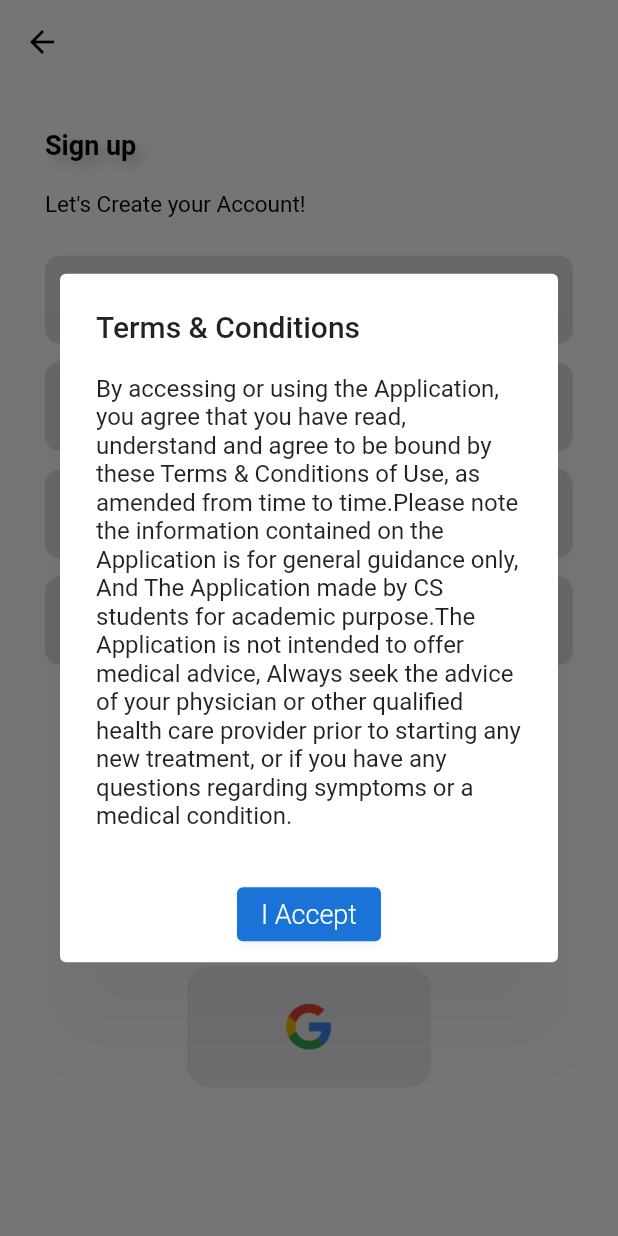
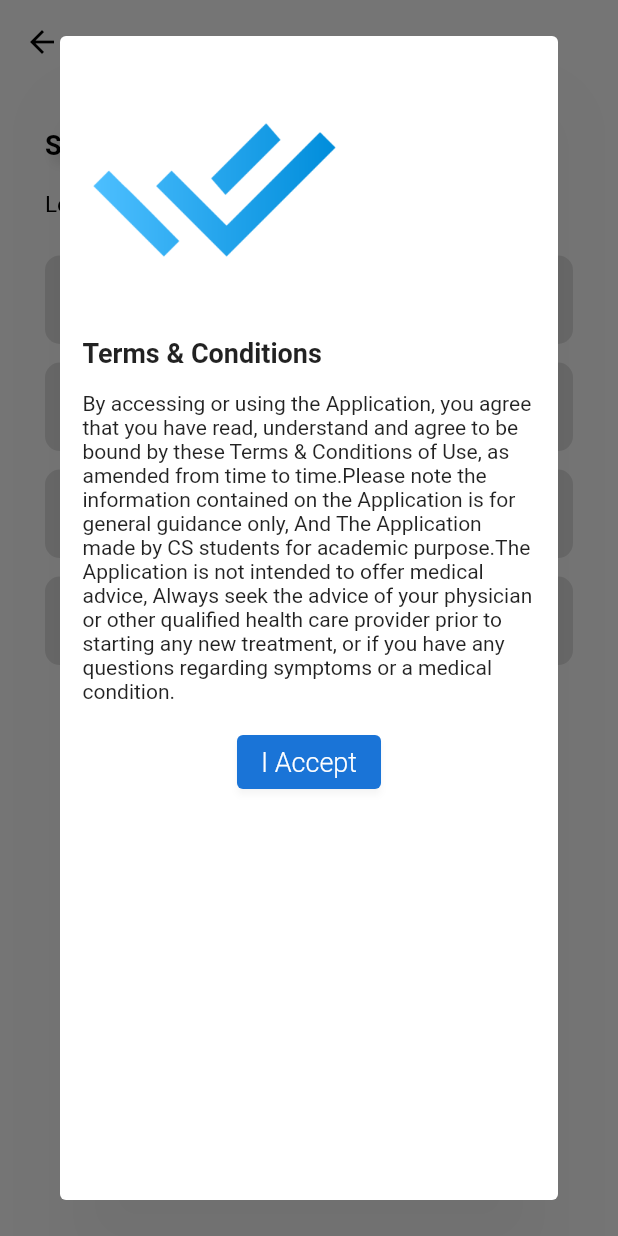
Before and after one commit to tahamoh33/gp_flutter-master, a Flutter app: the SignupPage screen opened directly, after a tap on "Agree to terms and conditions", on a phone screen of 412 x 824 dp. Run offline on Flutter 3.47's test engine with Material 2 defaults, Android fonts, the phone set to English and light mode, and no system bars; our stand-ins replace auto_size_text, cloud_firestore, firebase_auth, firebase_core, firebase_storage, flutter_image_compress and 6 more; missing offline and left inert: tflite; accounts and stored records are empty.

```diff
--- a/lib/Screens/Authentication/signup.dart
+++ b/lib/Screens/Authentication/signup.dart
@@ -268,18 +268,36 @@
                       onPressed: () {
                         showDialog(
                             context: context,
-                            builder: (context) => AlertDialog(
-                                  title: const Text(
-                                      "Terms & Conditions"),
-                                  content: SingleChildScrollView(
+                            builder: (context) => Dialog(
+                                  child: Padding(
+                                    padding: const EdgeInsets.all(15.0),
+                                    child: Column(
+                                      mainAxisAlignment: MainAxisAlignment.start,
+                                      crossAxisAlignment: CrossAxisAlignment.start,
+                                      children: [
+                                        Container(
+                                          height:176,width: 176,
+                                            child: Image.asset("lib/images/Frame 2.png")),
+                                        SizedBox(height: 10,),
+                                        Text(
+                                            "Terms & Conditions" ,
+                                        style: TextStyle(
+                                          fontSize: 18,
+                                          fontWeight: FontWeight.bold
+
+                                        ),
+                                        ),
+                                        SizedBox(height: 15,),
+                                        SingleChildScrollView(
                                           scrollDirection: Axis.vertical,
                                           child: Text(
                                               "By accessing or using the Application, you agree that you have read, understand and agree to be bound by these Terms & Conditions of Use, as amended from time to time.Please note the information contained on the Application is for general guidance only, And The Application made by CS students for academic purpose.The Application is not intended to offer medical advice, Always seek the advice of your physician or other qualified health care provider prior to starting any new treatment, or if you have any questions regarding symptoms or a medical condition."
                                           ),
 
 
-                                  ),//shh
-                              actions: [
+
+                                        ),
+                                        SizedBox(height: 15,),
                                         Center(
                                           child: CustomButton(label: "I Accept", onPressed: (){
                                             setState(() {
@@ -287,7 +305,14 @@
                                             });
                                           }),
                                         )
+
+
+
                                       ],
+                                    ),
+                                  ),
+                                   //shh
+
                         )
                         );
                       },
```
Lines whose indentation alone changed are shown as unchanged.
